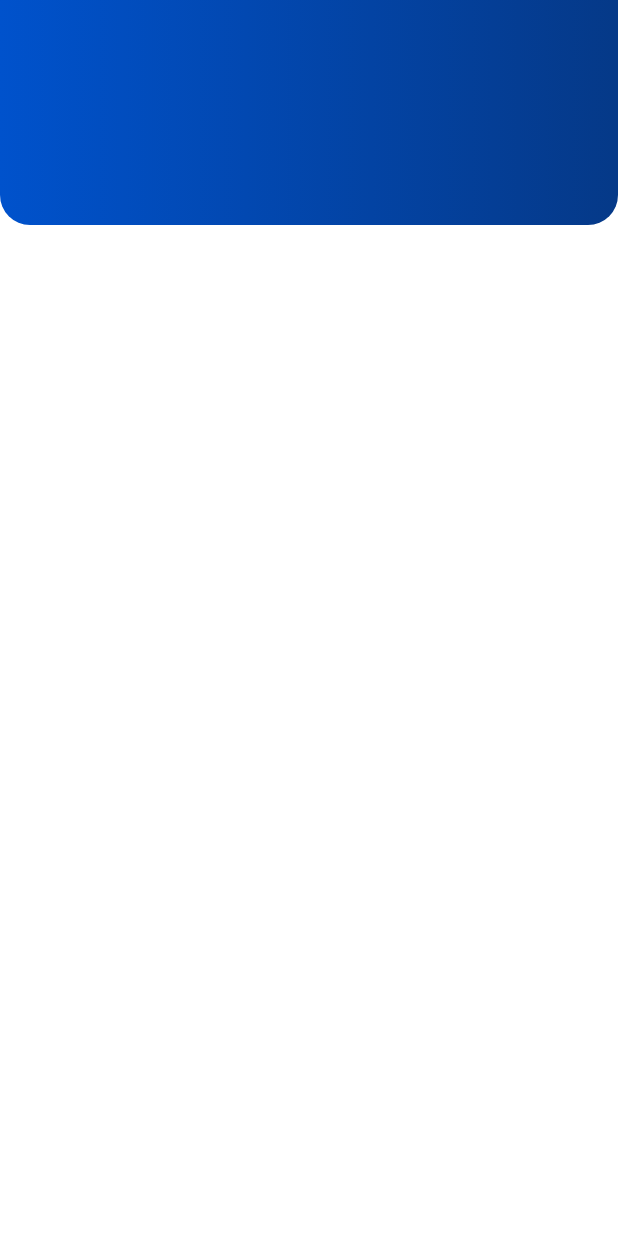
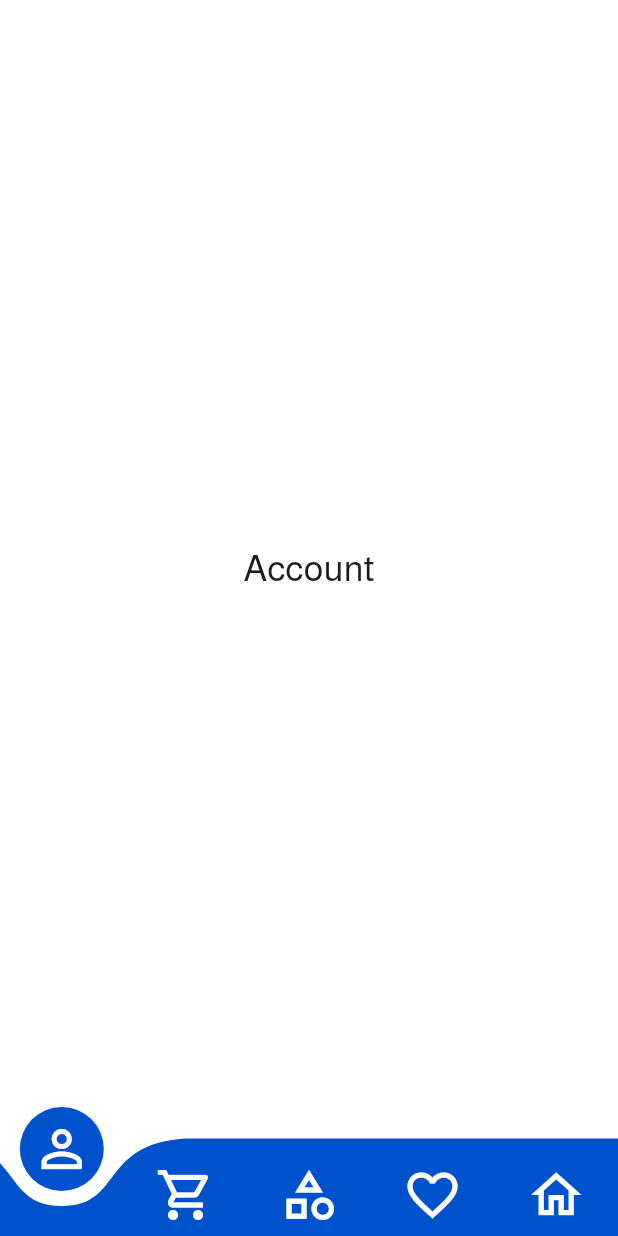
Before and after one commit to E-commerce-CS22/Flutter-app, a Flutter app: the screen it shows after launch, after a tap on "تصفح التطبيق", on a phone screen of 412 x 824 dp. Run offline on Flutter 3.47's test engine with Material 3 defaults, Android fonts, the phone set to English and light mode, and no system bars; drawn by our look-alikes of curved_navigation_bar; our stand-ins replace dartz, flutter_bloc, flutter_svg, get_it.

Commit message:
bottomNavigationBar

```diff
--- /dev/null
+++ b/lib/common/widgets/navbar/bottom_nav_bar.dart
@@ -0,0 +1,36 @@
+import 'package:flutter/material.dart';
+import 'package:curved_navigation_bar/curved_navigation_bar.dart';
+import 'package:smartstore/core/configs/theme/app_colors.dart';
+
+import '../../../core/configs/theme/app_colors.dart';
+
+class CurvedNavBar extends StatelessWidget {
+  final int currentIndex;
+  final Function(int) onTap;
+
+  const CurvedNavBar({
+    Key? key,
+    required this.currentIndex,
+    required this.onTap,
+  }) : super(key: key);
+
+  @override
+  Widget build(BuildContext context) {
+    return CurvedNavigationBar(
+      backgroundColor: AppColors.white, // Background behind the bar
+      color: AppColors.primary, // Bar color
+      buttonBackgroundColor: AppColors.primary, // Active button color
+      height: 65,
+      items: const <Widget>[
+        Icon(Icons.person_outline, size: 40, color: AppColors.white,),
+        Icon(Icons.shopping_cart_outlined, size: 40, color: AppColors.white,),
+        Icon(Icons.category_outlined, size: 40, color: AppColors.white,),
+        Icon(Icons.favorite_outline, size: 40, color: AppColors.white,),
+        Icon(Icons.home_outlined, size: 40, color: AppColors.white,),
+      ],
+      animationDuration: const Duration(milliseconds: 300),
+      index: currentIndex,
+      onTap: onTap, // Callback for when an item is tapped
+    );
+  }
+}
--- /dev/null
+++ b/lib/core/configs/theme/gradient.dart
@@ -0,0 +1,34 @@
+import 'package:flutter/material.dart';
+import 'app_colors.dart';
+
+class GradientText extends StatelessWidget {
+  final String text;
+  final TextStyle style;
+  final Gradient gradient;
+
+  const GradientText({
+    Key? key,
+    required this.text,
+    required this.style,
+    this.gradient = const LinearGradient(
+      colors: [AppColors.gradient1, AppColors.gradient2],
+      begin: Alignment.topLeft,
+      end: Alignment.bottomRight,
+    ),
+  }) : super(key: key);
+
+  @override
+  Widget build(BuildContext context) {
+    return ShaderMask(
+      shaderCallback: (bounds) {
+        return gradient.createShader(
+          Rect.fromLTWH(0, 0, bounds.width, bounds.height),
+        );
+      },
+      child: Text(
+        text,
+        style: style.copyWith(color: Colors.white), // Text color is ignored; gradient is applied
+      ),
+    );
+  }
+}
--- a/lib/features/authentication/presentation/pages/welcome_page.dart
+++ b/lib/features/authentication/presentation/pages/welcome_page.dart
@@ -3,6 +3,7 @@ import 'package:smartstore/features/authentication/presentation/pages/signup_pag
 import '../../../../common/helper/navigator/app_navigator.dart';
 import '../../../../common/widgets/button/basic_app_button.dart';
 import '../../../../core/configs/theme/app_colors.dart';
+import '../../../../core/configs/theme/gradient.dart';
 import '../../../home/presentation/pages/home.dart';
 import 'login_page.dart';
 
@@ -20,7 +21,7 @@ class WelcomePage extends StatelessWidget {
             _logo(context),
             const SizedBox(height: 50),
             _welcomeMessage(context),
-            const SizedBox(height: 20),
+            const SizedBox(height: 15),
             _name(context),
             const SizedBox(height: 40),
             _homePageButton(context),
@@ -39,8 +40,8 @@ class WelcomePage extends StatelessWidget {
       alignment: Alignment.center,
       child: const Directionality(
         textDirection: TextDirection.rtl,
-        child: Text(
-          'شعار التطبيق',
+        child: GradientText(
+          text: 'شعار التطبيق',
           style: TextStyle(
             fontSize: 40,
             fontWeight: FontWeight.w800,
@@ -56,10 +57,10 @@ class WelcomePage extends StatelessWidget {
       alignment: Alignment.center,
       child: const Directionality(
         textDirection: TextDirection.rtl,
-        child: Text(
-          'مرحباً بكم في',
+        child: GradientText(
+          text: 'مرحباً بكم في',
           style: TextStyle(
-            fontSize: 32,
+            fontSize: 40,
             fontWeight: FontWeight.w700,
             color: AppColors.primary,
           ),
@@ -77,7 +78,7 @@ class WelcomePage extends StatelessWidget {
           'smart store',
           style: TextStyle(
             fontSize: 30,
-            fontWeight: FontWeight.bold,
+            fontWeight: FontWeight.w700,
             color: AppColors.primary,
           ),
         ),
--- a/lib/features/home/presentation/pages/home.dart
+++ b/lib/features/home/presentation/pages/home.dart
@@ -1,17 +1,39 @@
-import 'package:flutter/cupertino.dart';
 import 'package:flutter/material.dart';
-import 'package:smartstore/common/widgets/appbar/app_bar.dart';
-// test
-class HomePage extends StatelessWidget {
-  const HomePage({super.key});
+import '../../../../common/widgets/navbar/bottom_nav_bar.dart';
+import '../../../../core/configs/theme/app_colors.dart';
+
+class HomePage extends StatefulWidget {
+  const HomePage({Key? key}) : super(key: key);
+
+  @override
+  _HomePageState createState() => _HomePageState();
+}
+
+class _HomePageState extends State<HomePage> {
+  int _currentIndex = 0;
+
+  // List of pages to display
+  final List<Widget> _pages = [
+    const Center(child: Text('Account', style: TextStyle(fontSize: 24))),
+    const Center(child: Text('Cart', style: TextStyle(fontSize: 24))),
+    const Center(child: Text('categories', style: TextStyle(fontSize: 24))),
+    const Center(child: Text('favorite', style: TextStyle(fontSize: 24))),
+    const Center(child: Text('Home', style: TextStyle(fontSize: 24))),
+  ];
 
   @override
   Widget build(BuildContext context) {
-    return const Scaffold(
-      appBar: CurvedAppBar(
-        hideBack: true,
+    return Scaffold(
+      backgroundColor: AppColors.white, // Match navigation bar color
+      body: _pages[_currentIndex], // Display the current page
+      bottomNavigationBar: CurvedNavBar(
+        currentIndex: _currentIndex,
+        onTap: (index) {
+          setState(() {
+            _currentIndex = index; // Update the current page index
+          });
+        },
       ),
-
     );
   }
 }
--- a/pubspec.yaml
+++ b/pubspec.yaml
@@ -16,6 +16,7 @@ dependencies:
   flutter_bloc:
   dartz:
   get_it:
+  curved_navigation_bar: ^1.0.6
 
 dev_dependencies:
   flutter_test:
```
Also changed, not shown: pubspec.lock.
